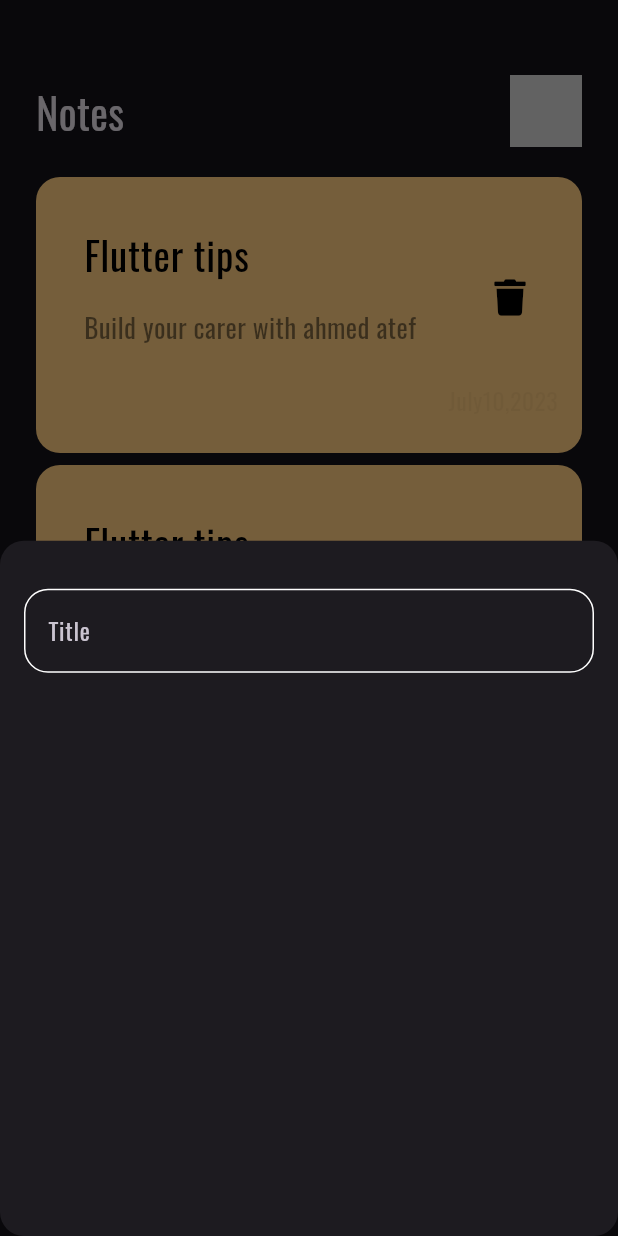
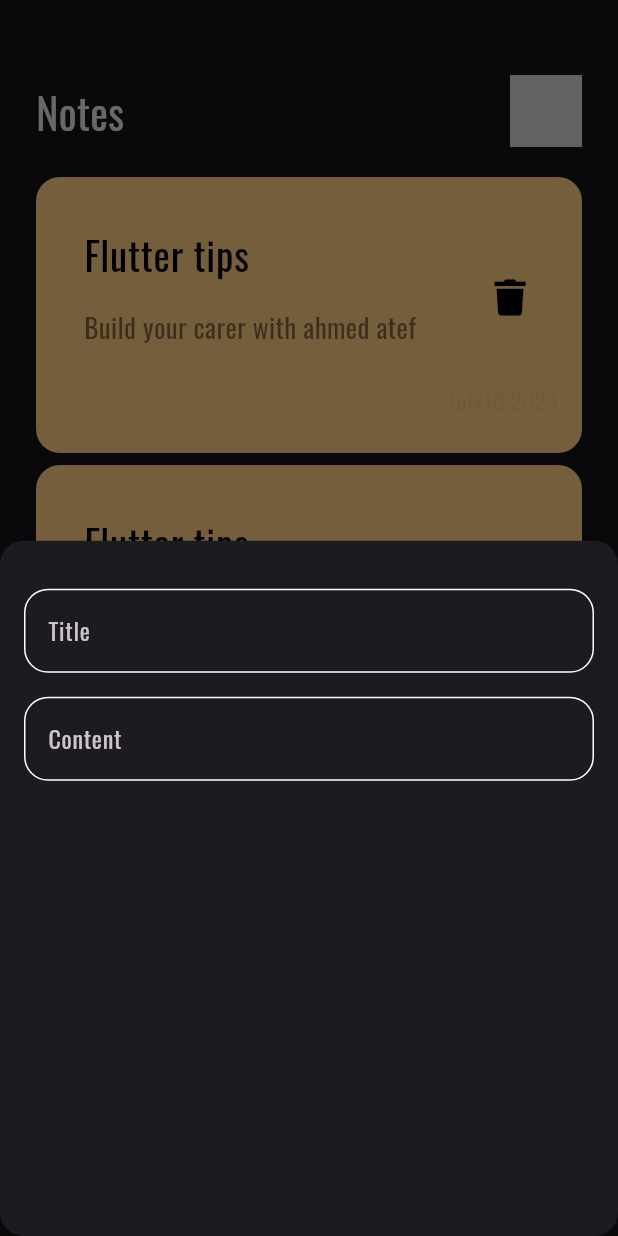
Before and after one commit to AhmedAtef202/Note, a Flutter app: the screen it shows after launch, after a tap on the "add" icon, on a phone screen of 412 x 824 dp. Run offline on Flutter 3.47's test engine with Material 3 defaults, Android fonts, the phone set to English and light mode, and no system bars; our stand-ins replace font_awesome_flutter; statements that could not run were skipped.

Commit message:
add fields to notes button sheet

```diff
--- a/lib/views/widgets/add_note_button_sheet.dart
+++ b/lib/views/widgets/add_note_button_sheet.dart
@@ -13,7 +13,16 @@ class AddNoteButtomSheet extends StatelessWidget {
           SizedBox(
             height: 32,
           ),
-          CustomTextField(),
+          CustomTextField(
+            hint: 'Title',
+          ),
+          SizedBox(
+            height: 16,
+          ),
+          CustomTextField(
+            hint: 'Content',
+            maxLines: 5,
+          ),
         ],
       ),
     );
--- a/lib/views/widgets/custom_text_field.dart
+++ b/lib/views/widgets/custom_text_field.dart
@@ -2,14 +2,16 @@ import 'package:flutter/material.dart';
 import 'package:untitled/constants.dart';
 
 class CustomTextField extends StatelessWidget {
-  const CustomTextField({super.key});
-
+  const CustomTextField({super.key , required this.hint, this.maxLines = 1});
+  final String hint;
+  final int maxLines;
   @override
   Widget build(BuildContext context) {
     return TextField(
       cursorColor: kPrimaryColor,
       decoration: InputDecoration(
-        hintText: 'Title',
+        hintText: hint,
+        hintMaxLines: maxLines,
         border: BuildBorder(),
         enabledBorder: BuildBorder(),
         focusedBorder: BuildBorder(color: kPrimaryColor),
```
